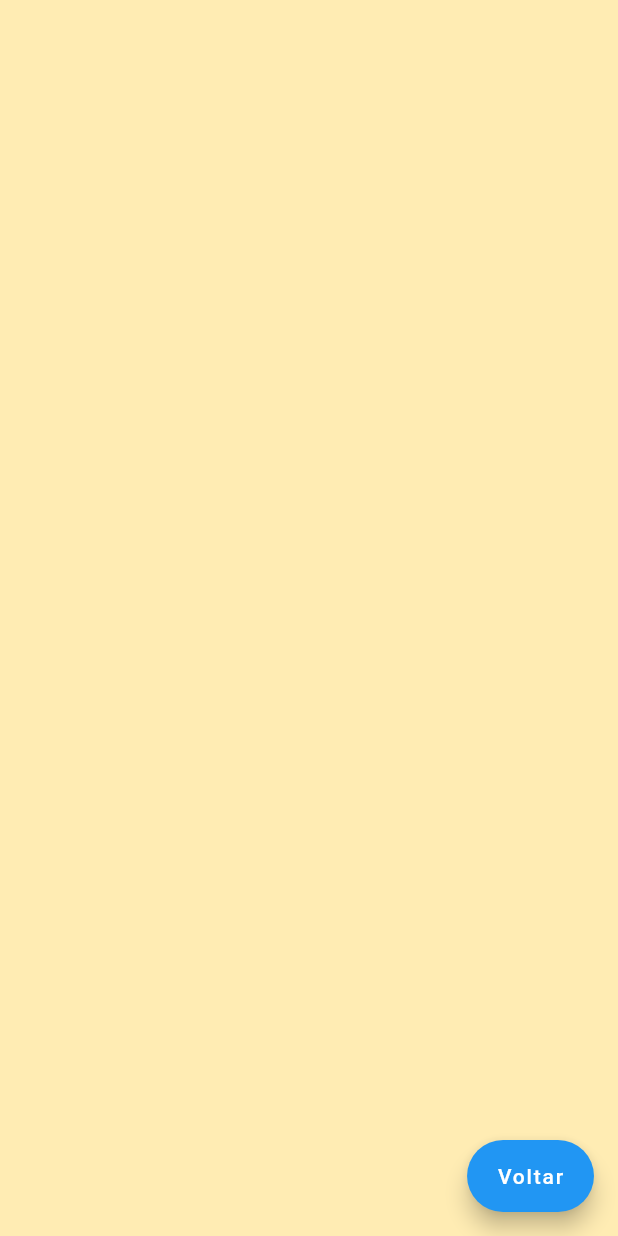
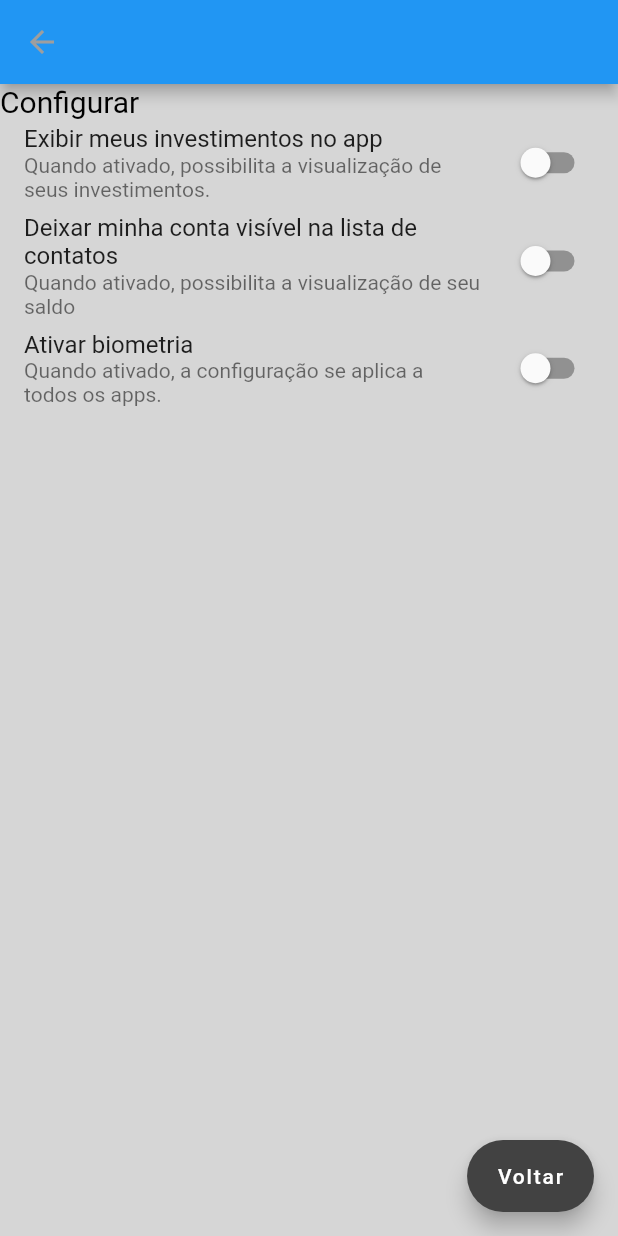
Before and after one commit to proz-tecnologia/PIT03GP01, a Flutter app: the Notificacoes screen opened by its route, on a phone screen of 412 x 824 dp. Run offline on Flutter 3.47's test engine with Material 2 defaults, Android fonts, the phone set to English and light mode, and no system bars; our stand-ins replace brasil_fields, currency_text_input_formatter, firebase_core, flutter_inset_box_shadow, flutter_slidable, shared_preferences and 1 more; missing offline and left inert: flutter_date_difference, mask, shared_preferences_web; accounts and stored records are empty; statements that could not run were skipped.

Commit message:
switch_modo_privacidade_Invest_biometria

```diff
--- a/lib/ui/pages/homepage/appbar_config/profile/pages/notificacoes.dart
+++ b/lib/ui/pages/homepage/appbar_config/profile/pages/notificacoes.dart
@@ -1,19 +1,86 @@
+// ignore_for_file: avoid_print
+
 import 'package:flutter/material.dart';
 
-class Notificacoes extends StatelessWidget {
+class Notificacoes extends StatefulWidget {
   static String route = "notificacoes";
   const Notificacoes({super.key});
 
   @override
+  State<Notificacoes> createState() => _NotificacoesState();
+}
+
+class _NotificacoesState extends State<Notificacoes> {
+  bool _exibirInvest = false;
+  bool _modoPrivacidade = false;
+  bool _modoBiometria = false;
+
+  @override
   Widget build(BuildContext context) {
     return Scaffold(
-      backgroundColor: Colors.amber[100],
+      appBar: AppBar(
+        iconTheme: IconThemeData(color: Colors.grey),
+      ),
+      backgroundColor: Colors.grey[350],
       floatingActionButton: FloatingActionButton.extended(
-        label: Text("Voltar"),
+        label: const Text("Voltar"),
+        backgroundColor: Colors.grey[800],
         onPressed: () {
           Navigator.pop(context);
         },
       ),
+      body: Container(
+        child: Column(
+          //mainAxisAlignment: MainAxisAlignment.start,
+          crossAxisAlignment: CrossAxisAlignment.start,
+          children: <Widget>[
+            const Text(
+              'Configurar',
+              style: TextStyle(fontSize: 20, color: Colors.black),
+            ),
+            SwitchListTile(
+              title: const Text("Exibir meus investimentos no app"),
+              subtitle: const Text(
+                  "Quando ativado, possibilita a visualização de seus investimentos."),
+              //activeColor: Colors.blueGrey,
+              selected: false,
+              //secondary: Icon(Icons.mobile_off_outlined),
+              value: _exibirInvest,
+              onChanged: (valor) {
+                setState(() {
+                  _exibirInvest = valor;
+                });
+                print("Modo Avião: $_exibirInvest");
+              },
+            ),
+            SwitchListTile(
+              title:
+                  const Text("Deixar minha conta visível na lista de contatos"),
+              subtitle: const Text(
+                  "Quando ativado, possibilita a visualização de seu saldo"),
+              value: _modoPrivacidade,
+              onChanged: (valor) {
+                setState(() {
+                  _modoPrivacidade = valor;
+                });
+                print("Notificações: $_modoPrivacidade");
+              },
+            ),
+            SwitchListTile(
+              title: const Text("Ativar biometria"),
+              subtitle: const Text(
+                  "Quando ativado, a configuração se aplica a todos os apps."),
+              value: _modoBiometria,
+              onChanged: (valor) {
+                setState(() {
+                  _modoBiometria = valor;
+                });
+                print("Notificações: $_modoBiometria");
+              },
+            ),
+          ],
+        ),
+      ),
     );
   }
 }
```
